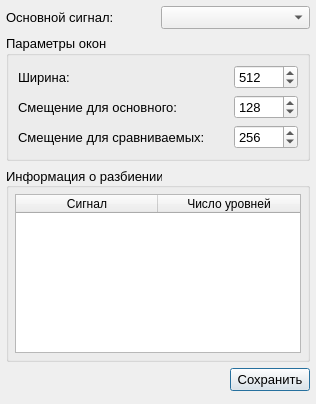
First picture: the form in gui/AssociatedStatisticsWindow.ui, repository Qinterfly/EvalSig, before the edit.
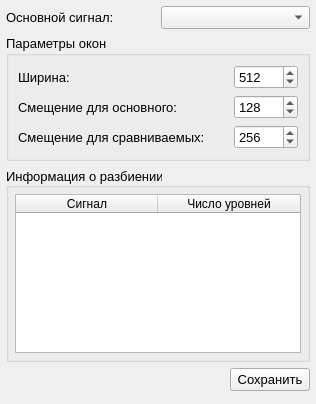
Second picture: the form after the edit.

The edit to the form file:
```diff
--- a/gui/AssociatedStatisticsWindow.ui
+++ b/gui/AssociatedStatisticsWindow.ui
@@ -265,6 +265,9 @@
        <property name="text">
         <string>Сохранить</string>
        </property>
+       <property name="autoDefault">
+        <bool>false</bool>
+       </property>
       </widget>
      </item>
     </layout>
```
